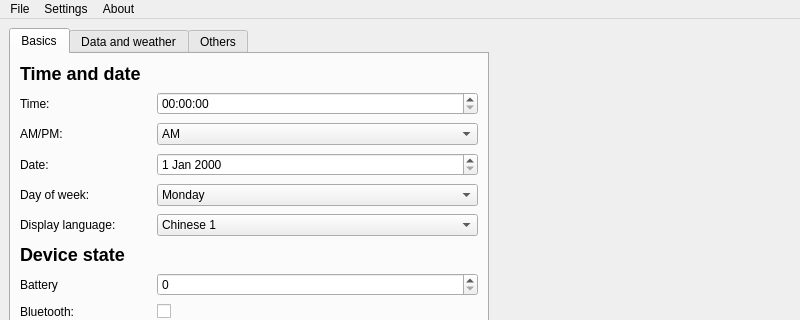
Before: the Qt Designer form mibandpreview_qt/qt/app.ui in melianmiko/mibandpreview, drawn with Qt 5; both pictures show x 0 to 800 and y 0 to 320 of the 800 by 700 pixel window.
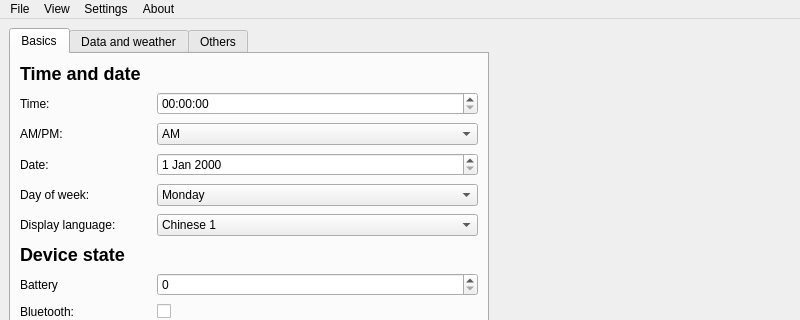
After: the same form once the commit is applied. Icons and pictures are not drawn.

```diff
--- a/mibandpreview_qt/qt/app.ui
+++ b/mibandpreview_qt/qt/app.ui
@@ -858,7 +858,7 @@
      <x>0</x>
      <y>0</y>
      <width>800</width>
-     <height>32</height>
+     <height>28</height>
     </rect>
    </property>
    <widget class="QMenu" name="menu_file">
@@ -892,7 +892,16 @@
     <addaction name="separator"/>
     <addaction name="action_wipe"/>
    </widget>
+   <widget class="QMenu" name="menu_view">
+    <property name="title">
+     <string>View</string>
+    </property>
+    <addaction name="rotate_0"/>
+    <addaction name="rotate_270"/>
+    <addaction name="rotate_90"/>
+   </widget>
    <addaction name="menu_file"/>
+   <addaction name="menu_view"/>
    <addaction name="menuSettings"/>
    <addaction name="menu_about"/>
   </widget>
```
Left out of the diff: 24 changed lines with no effect on the pictures.
